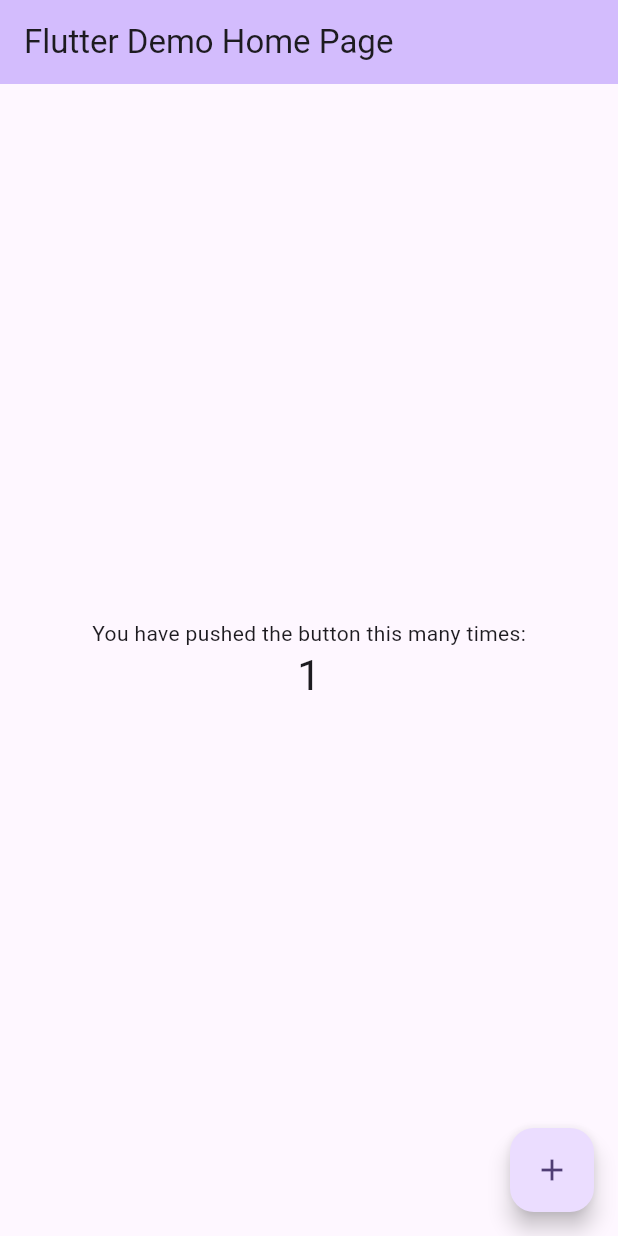
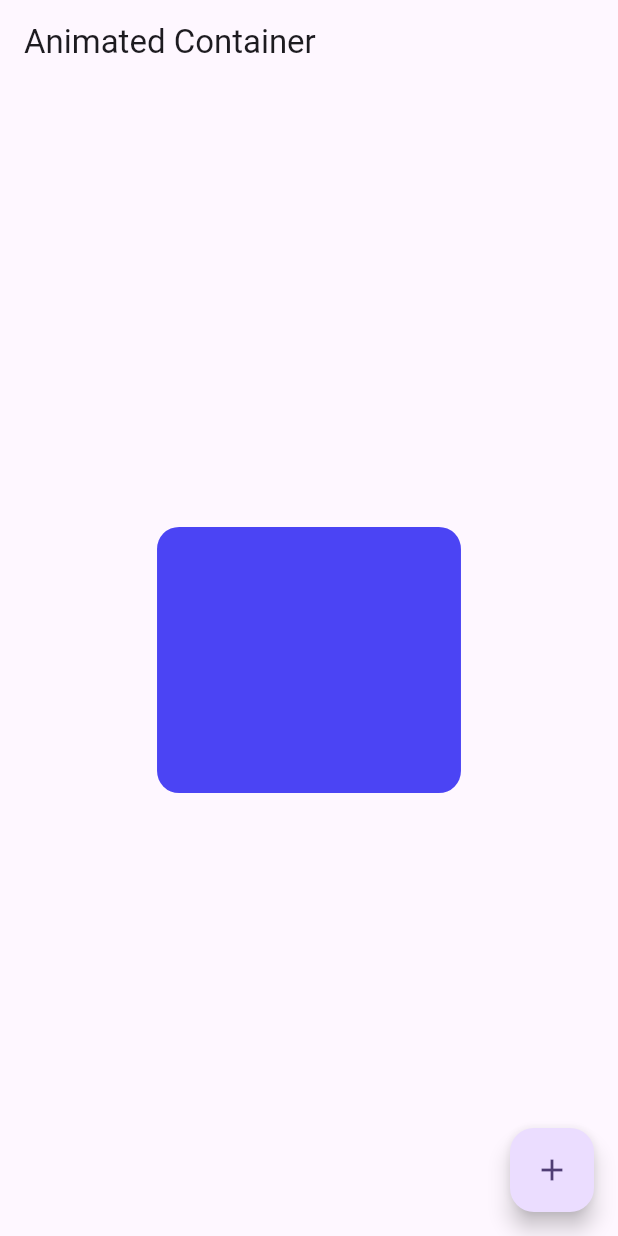
Before and after one commit to masud51435/animated_container, a Flutter app: the screen it shows after launch, after a tap on the "add" icon, on a phone screen of 412 x 824 dp. Run offline on Flutter 3.47's test engine with Material 3 defaults, Android fonts, the phone set to English and light mode, and no system bars; our stand-ins replace get.

Commit message:
added all function

```diff
--- /dev/null
+++ b/lib/container_controller.dart
@@ -0,0 +1,27 @@
+import 'dart:async';
+import 'dart:math';
+
+import 'package:flutter/material.dart';
+import 'package:get/get.dart';
+
+class ContainerController extends GetxController {
+  RxDouble height = 200.0.obs;
+  RxDouble width = 200.0.obs;
+  Rx<Color> color = const Color.fromARGB(255, 60, 60, 245).obs;
+  Rx<BorderRadius> borderRadius = BorderRadius.circular(10).obs;
+
+  Future<void> animate() async {
+    final random = Random();
+    Timer.periodic(const Duration(seconds: 1), (timer) {
+      height.value = random.nextDouble() * 300;
+      width.value = random.nextDouble() * 300;
+      color.value = Color.fromRGBO(
+        random.nextInt(256),
+        random.nextInt(256),
+        random.nextInt(256),
+        random.nextDouble(),
+      );
+      borderRadius.value = BorderRadius.circular(random.nextDouble() * 100);
+    });
+  }
+}
--- /dev/null
+++ b/lib/home_page.dart
@@ -0,0 +1,34 @@
+import 'package:animated_container/container_controller.dart';
+import 'package:flutter/material.dart';
+import 'package:flutter/widgets.dart';
+import 'package:get/get.dart';
+
+class HomePage extends StatelessWidget {
+  const HomePage({super.key});
+
+  @override
+  Widget build(BuildContext context) {
+    final ContainerController controller = Get.put(ContainerController());
+    return Scaffold(
+      appBar: AppBar(
+        title: const Text('Animated Container'),
+      ),
+      body: Center(
+        child: Obx(() => AnimatedContainer(
+              duration: const Duration(seconds: 1),
+              curve: Curves.fastOutSlowIn,
+              height: controller.height.value,
+              width: controller.width.value,
+              decoration: BoxDecoration(
+                color: controller.color.value,
+                borderRadius: controller.borderRadius.value,
+              ),
+            )),
+      ),
+      floatingActionButton: FloatingActionButton(
+        onPressed: () => controller.animate(),
+        child: const Icon(Icons.add),
+      ),
+    );
+  }
+}
--- a/lib/main.dart
+++ b/lib/main.dart
@@ -1,4 +1,6 @@
+import 'package:animated_container/home_page.dart';
 import 'package:flutter/material.dart';
+import 'package:get/get.dart';
 
 void main() {
   runApp(const MyApp());
@@ -10,116 +12,14 @@ class MyApp extends StatelessWidget {
   // This widget is the root of your application.
   @override
   Widget build(BuildContext context) {
-    return MaterialApp(
-      title: 'Flutter Demo',
+    return GetMaterialApp(
+      debugShowCheckedModeBanner: false,
+      title: 'Animated Container',
       theme: ThemeData(
-        // This is the theme of your application.
-        //
-        // TRY THIS: Try running your application with "flutter run". You'll see
-        // the application has a purple toolbar. Then, without quitting the app,
-        // try changing the seedColor in the colorScheme below to Colors.green
-        // and then invoke "hot reload" (save your changes or press the "hot
-        // reload" button in a Flutter-supported IDE, or press "r" if you used
-        // the command line to start the app).
-        //
-        // Notice that the counter didn't reset back to zero; the application
-        // state is not lost during the reload. To reset the state, use hot
-        // restart instead.
-        //
-        // This works for code too, not just values: Most code changes can be
-        // tested with just a hot reload.
         colorScheme: ColorScheme.fromSeed(seedColor: Colors.deepPurple),
         useMaterial3: true,
       ),
-      home: const MyHomePage(title: 'Flutter Demo Home Page'),
+      home: HomePage(),
     );
   }
 }
-
-class MyHomePage extends StatefulWidget {
-  const MyHomePage({super.key, required this.title});
-
-  // This widget is the home page of your application. It is stateful, meaning
-  // that it has a State object (defined below) that contains fields that affect
-  // how it looks.
-
-  // This class is the configuration for the state. It holds the values (in this
-  // case the title) provided by the parent (in this case the App widget) and
-  // used by the build method of the State. Fields in a Widget subclass are
-  // always marked "final".
-
-  final String title;
-
-  @override
-  State<MyHomePage> createState() => _MyHomePageState();
-}
-
-class _MyHomePageState extends State<MyHomePage> {
-  int _counter = 0;
-
-  void _incrementCounter() {
-    setState(() {
-      // This call to setState tells the Flutter framework that something has
-      // changed in this State, which causes it to rerun the build method below
-      // so that the display can reflect the updated values. If we changed
-      // _counter without calling setState(), then the build method would not be
-      // called again, and so nothing would appear to happen.
-      _counter++;
-    });
-  }
-
-  @override
-  Widget build(BuildContext context) {
-    // This method is rerun every time setState is called, for instance as done
-    // by the _incrementCounter method above.
-    //
-    // The Flutter framework has been optimized to make rerunning build methods
-    // fast, so that you can just rebuild anything that needs updating rather
-    // than having to individually change instances of widgets.
-    return Scaffold(
-      appBar: AppBar(
-        // TRY THIS: Try changing the color here to a specific color (to
-        // Colors.amber, perhaps?) and trigger a hot reload to see the AppBar
-        // change color while the other colors stay the same.
-        backgroundColor: Theme.of(context).colorScheme.inversePrimary,
-        // Here we take the value from the MyHomePage object that was created by
-        // the App.build method, and use it to set our appbar title.
-        title: Text(widget.title),
-      ),
-      body: Center(
-        // Center is a layout widget. It takes a single child and positions it
-        // in the middle of the parent.
-        child: Column(
-          // Column is also a layout widget. It takes a list of children and
-          // arranges them vertically. By default, it sizes itself to fit its
-          // children horizontally, and tries to be as tall as its parent.
-          //
-          // Column has various properties to control how it sizes itself and
-          // how it positions its children. Here we use mainAxisAlignment to
-          // center the children vertically; the main axis here is the vertical
-          // axis because Columns are vertical (the cross axis would be
-          // horizontal).
-          //
-          // TRY THIS: Invoke "debug painting" (choose the "Toggle Debug Paint"
-          // action in the IDE, or press "p" in the console), to see the
-          // wireframe for each widget.
-          mainAxisAlignment: MainAxisAlignment.center,
-          children: <Widget>[
-            const Text(
-              'You have pushed the button this many times:',
-            ),
-            Text(
-              '$_counter',
-              style: Theme.of(context).textTheme.headlineMedium,
-            ),
-          ],
-        ),
-      ),
-      floatingActionButton: FloatingActionButton(
-        onPressed: _incrementCounter,
-        tooltip: 'Increment',
-        child: const Icon(Icons.add),
-      ), // This trailing comma makes auto-formatting nicer for build methods.
-    );
-  }
-}
--- a/pubspec.yaml
+++ b/pubspec.yaml
@@ -35,6 +35,8 @@ dependencies:
   # The following adds the Cupertino Icons font to your application.
   # Use with the CupertinoIcons class for iOS style icons.
   cupertino_icons: ^1.0.8
+  intl: ^0.19.0
+  get: ^4.6.6
 
 dev_dependencies:
   flutter_test:
```
Also changed, not shown: pubspec.lock.
